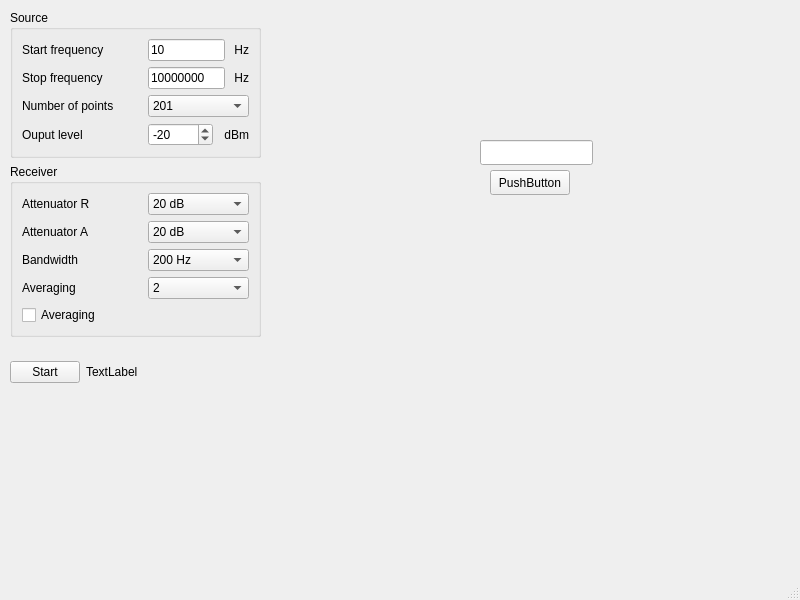
derlucae98/8751A_loop_gain_phase_gui, file mainwindow.ui: the form before one commit.
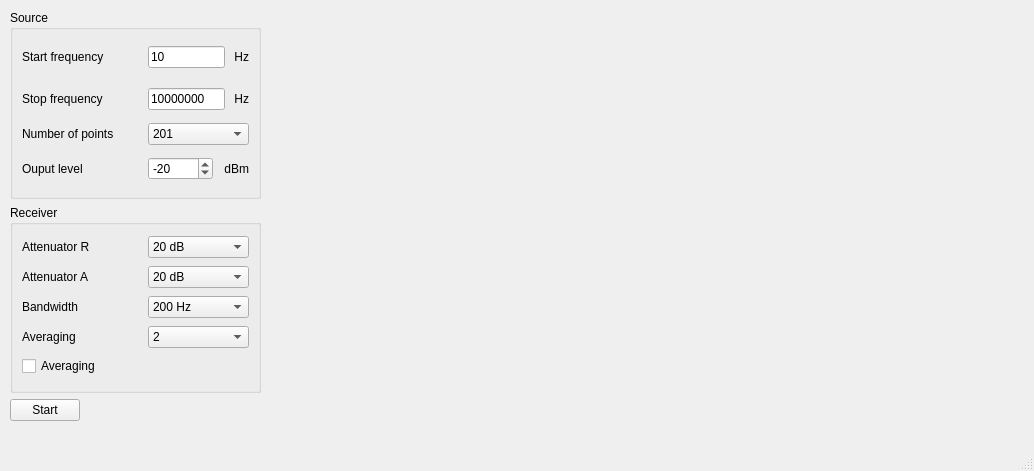
The form after the commit.

The edit to the form file:
```diff
--- a/mainwindow.ui
+++ b/mainwindow.ui
@@ -6,44 +6,21 @@
    <rect>
     <x>0</x>
     <y>0</y>
-    <width>800</width>
-    <height>600</height>
+    <width>1034</width>
+    <height>471</height>
    </rect>
   </property>
   <property name="windowTitle">
    <string>MainWindow</string>
   </property>
   <widget class="QWidget" name="centralwidget">
-   <widget class="QPushButton" name="pushButton">
-    <property name="geometry">
-     <rect>
-      <x>490</x>
-      <y>170</y>
-      <width>80</width>
-      <height>25</height>
-     </rect>
-    </property>
-    <property name="text">
-     <string>PushButton</string>
-    </property>
-   </widget>
-   <widget class="QLineEdit" name="lineEdit">
-    <property name="geometry">
-     <rect>
-      <x>480</x>
-      <y>140</y>
-      <width>113</width>
-      <height>25</height>
-     </rect>
-    </property>
-   </widget>
    <widget class="QWidget" name="layoutWidget">
     <property name="geometry">
      <rect>
       <x>10</x>
       <y>10</y>
       <width>253</width>
-      <height>391</height>
+      <height>411</height>
      </rect>
     </property>
     <layout class="QVBoxLayout" name="verticalLayout">
@@ -485,11 +462,17 @@
         </widget>
        </item>
        <item>
-        <widget class="QLabel" name="instrumentState">
-         <property name="text">
-          <string>TextLabel</string>
+        <spacer name="horizontalSpacer">
+         <property name="orientation">
+          <enum>Qt::Horizontal</enum>
          </property>
-        </widget>
+         <property name="sizeHint" stdset="0">
+          <size>
+           <width>40</width>
+           <height>20</height>
+          </size>
+         </property>
+        </spacer>
        </item>
       </layout>
      </item>
```
Left out of the diff: 8 changed lines with no effect on the pictures.
